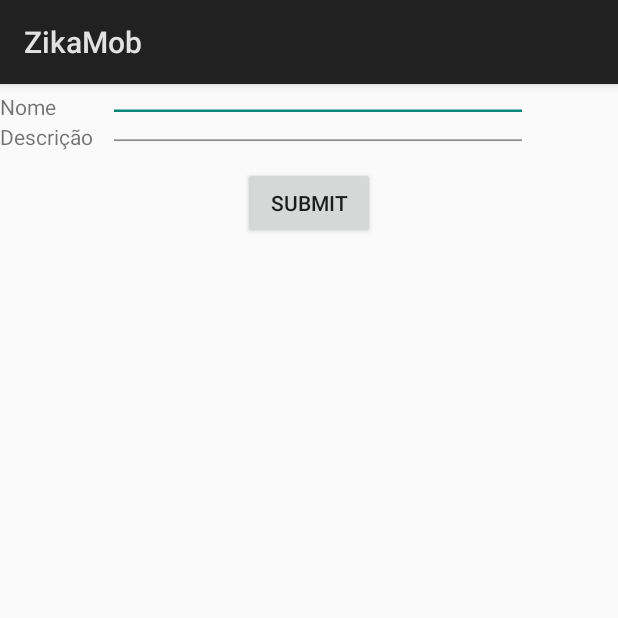
After one commit to miltongneto/ZikaMob-Piloto, an Android app: the CommunitationDBActivity screen opened directly, with no data from a screen before it, on a phone screen of 412 x 824 dp, the top half of it. The commit adds this screen. Run offline under Robolectric (Android 15) with nearby library versions, the phone set to English and light mode, and no system bars; libraries missing offline, so code that uses them is left out: org.json.simple.

Commit message:
Comunicacao com banco

```diff
--- a/app/build.gradle
+++ b/app/build.gradle
@@ -10,6 +10,7 @@ android {
         versionCode 1
         versionName "1.0"
         testInstrumentationRunner "android.support.test.runner.AndroidJUnitRunner"
+        useLibrary 'org.apache.http.legacy'
     }
     buildTypes {
         release {
@@ -26,5 +27,8 @@ dependencies {
     })
     compile 'com.android.support.constraint:constraint-layout:1.0.2'
     compile 'com.android.support:support-v4:25.0.0'
+    compile 'com.googlecode.json-simple:json-simple:1.1'
+    compile 'org.apache.httpcomponents:httpcore:4.4.1'
+    compile 'org.apache.httpcomponents:httpclient:4.5'
     testCompile 'junit:junit:4.12'
 }
--- /dev/null
+++ b/app/src/main/res/layout/activity_communitation_db.xml
@@ -0,0 +1,69 @@
+<?xml version="1.0" encoding="utf-8"?>
+<LinearLayout xmlns:android="http://schemas.android.com/apk/res/android"
+    xmlns:app="http://schemas.android.com/apk/res-auto"
+    xmlns:tools="http://schemas.android.com/tools"
+    android:layout_width="match_parent"
+    android:layout_height="match_parent"
+    tools:context="com.zika.lika.zikamob.CommunitationDBActivity"
+    android:orientation="vertical">
+
+    <LinearLayout
+        android:layout_width="wrap_content"
+        android:layout_height="wrap_content"
+        android:orientation="horizontal">
+
+        <LinearLayout
+            android:layout_width="wrap_content"
+            android:layout_height="wrap_content"
+            android:orientation="vertical"
+            android:layout_marginTop="5dp">
+
+            <TextView
+                android:text="Nome"
+                android:layout_width="wrap_content"
+                android:layout_height="20dp"
+                android:layout_marginRight="10dp"/>
+
+
+            <TextView
+                android:layout_width="wrap_content"
+                android:layout_height="20dp"
+                android:text="Descrição"
+                android:layout_marginRight="10dp"/>
+
+        </LinearLayout>
+
+
+
+        <LinearLayout
+            android:layout_width="wrap_content"
+            android:layout_height="wrap_content"
+            android:orientation="vertical"
+            android:layout_marginTop="5dp">
+
+
+            <EditText
+                android:id="@+id/communication_edt_name"
+                android:layout_width="280dp"
+                android:layout_height="20dp" />
+
+            <EditText
+                android:id="@+id/communication_edt_description"
+                android:layout_width="280dp"
+                android:layout_height="20dp"
+                android:gravity="right"/>
+
+        </LinearLayout>
+
+    </LinearLayout>
+
+    <Button
+        android:id="@+id/communication_btn_submit"
+        android:layout_width="wrap_content"
+        android:layout_height="wrap_content"
+        android:layout_gravity="center_horizontal"
+        android:layout_marginTop="10dp"
+        android:text="Submit" />
+
+
+</LinearLayout>
```
Also changed, not shown: app/src/main/AndroidManifest.xml (+6 -3 lines), app/src/main/java/com/zika/lika/zikamob/CommunitationDBActivity.java (added, +115 -0 lines), app/src/main/java/com/zika/lika/zikamob/MainActivity.java (+10 -0 lines), app/src/main/res/layout/activity_main.xml (+7 -2 lines).
